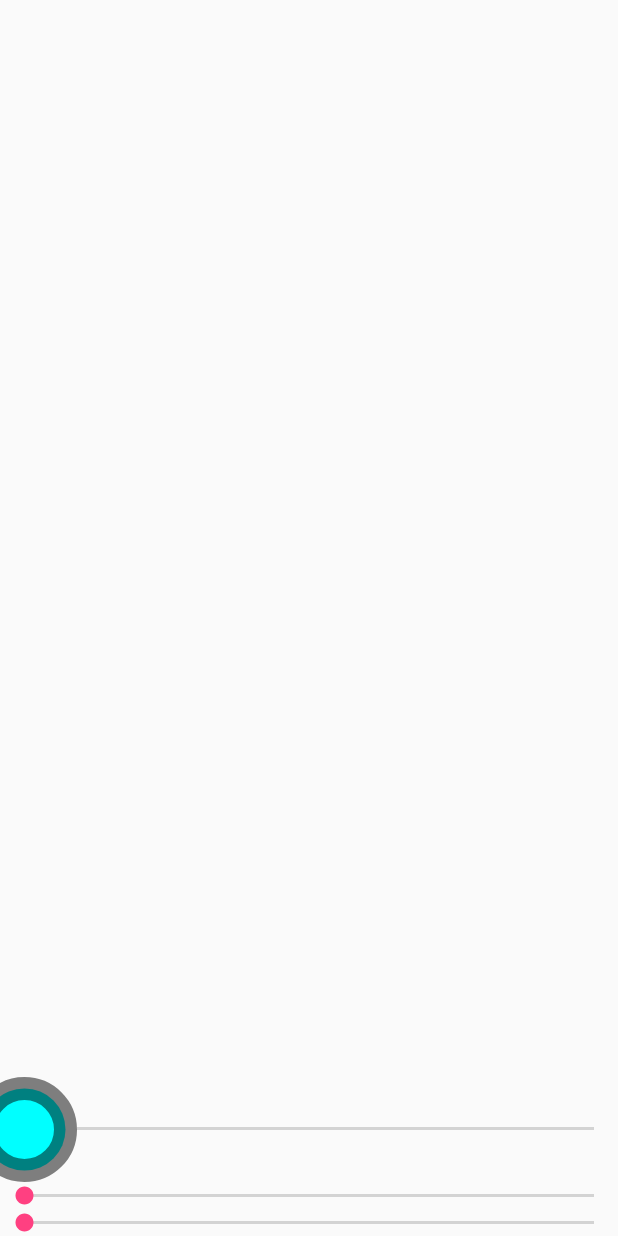
After one commit to pwiklowski/ocf-android-LivingRoom, an Android app: the layout color_picker_dialog.xml on its own in the app's theme, with its tools: preview values and no code run, on a phone screen of 412 x 824 dp. The commit adds this screen. Run offline under Robolectric (Android 15) with nearby library versions, the phone set to English and light mode, and no system bars.

Commit message:
Add app layout, add listeners for controls

```diff
--- a/mobile/build.gradle
+++ b/mobile/build.gradle
@@ -27,5 +27,7 @@ dependencies {
     wearApp project(':wear')
     compile 'com.google.android.gms:play-services:9.6.1'
     compile 'com.android.support:appcompat-v7:24.2.1'
+    compile 'com.larswerkman:HoloColorPicker:1.5'
+
     testCompile 'junit:junit:4.12'
 }
--- a/mobile/src/main/AndroidManifest.xml
+++ b/mobile/src/main/AndroidManifest.xml
@@ -3,12 +3,16 @@
           xmlns:android="http://schemas.android.com/apk/res/android">
 
     <uses-permission android:name="android.permission.WAKE_LOCK"/>
+    <uses-permission android:name="android.permission.INTERNET"/>
 
     <application
         android:allowBackup="true"
         android:icon="@mipmap/ic_launcher"
         android:label="@string/app_name"
         android:supportsRtl="true"
+        android:screenOrientation="portrait"
+        android:configChanges="orientation|keyboardHidden"
+        android:name=".OcfApplicationContext"
         android:theme="@style/AppTheme">
         <activity android:name=".MainActivity">
             <intent-filter>
--- /dev/null
+++ b/mobile/src/main/res/drawable/button.xml
@@ -0,0 +1,5 @@
+<shape xmlns:android="http://schemas.android.com/apk/res/android" android:shape="oval" >
+    <size android:width="60dp" android:height="60dp"/>
+    <stroke android:width="5px" android:color="#31FF0D" />
+    <solid android:color="#FFFFFF"/>
+</shape>
--- /dev/null
+++ b/mobile/src/main/res/drawable/thumb.xml
@@ -0,0 +1,6 @@
+<shape xmlns:android="http://schemas.android.com/apk/res/android" android:shape="oval">
+    <solid android:color="#00FFFF"/>
+
+    <stroke android:width="15dp" android:color="#7f000000" />
+    <size android:width="70dp" android:height="70dp"/>
+</shape>
--- /dev/null
+++ b/mobile/src/main/res/layout/color_picker_dialog.xml
@@ -0,0 +1,40 @@
+<RelativeLayout xmlns:android="http://schemas.android.com/apk/res/android"
+    android:layout_width="match_parent"
+    android:layout_height="match_parent"
+    android:columnCount="1"
+    android:orientation="vertical" >
+
+    <GridLayout
+        android:id="@+id/colorsGridView"
+        android:layout_width="fill_parent"
+        android:layout_height="230dp"
+        android:layout_above="@+id/ambient_red"
+        android:layout_alignParentTop="true"
+        android:padding="20dp" >
+
+    </GridLayout>
+
+    <SeekBar
+        android:id="@+id/ambient_blue"
+        android:layout_width="match_parent"
+        android:layout_height="wrap_content"
+        android:layout_alignParentBottom="true"
+        android:layout_alignParentLeft="true" />
+
+    <SeekBar
+        android:id="@+id/ambient_green"
+        android:layout_width="match_parent"
+        android:layout_height="wrap_content"
+        android:layout_above="@+id/ambient_blue"
+        android:layout_alignParentLeft="true" />
+
+    <SeekBar
+        android:id="@+id/ambient_red"
+        android:layout_width="match_parent"
+        android:layout_height="wrap_content"
+        android:layout_above="@+id/ambient_green"
+        android:layout_alignParentLeft="true"
+        android:scrollbarStyle="outsideOverlay"
+        android:thumb="@drawable/thumb" />
+
+</RelativeLayout>
```
Also changed, not shown: mobile/src/main/java/com/wiklosoft/ocf/livingroom/LivingRoomFragment.java (added, +156 -0 lines), mobile/src/main/java/com/wiklosoft/ocf/livingroom/MainActivity.java (+7 -0 lines), mobile/src/main/java/com/wiklosoft/ocf/livingroom/OcfApplicationContext.java (added, +17 -0 lines), mobile/src/main/res/drawable/background_fill.xml (added, +17 -0 lines), mobile/src/main/res/drawable/bar.xml (added, +9 -0 lines), mobile/src/main/res/drawable/progress_fill.xml (added, +12 -0 lines), mobile/src/main/res/layout/activity_main.xml (+6 -18 lines), mobile/src/main/res/layout/living_room_fragment.xml (added, +176 -0 lines), mobile/src/main/res/drawable/bg.png (added), mobile/src/main/res/drawable/power.jpg (added), mobile/src/main/res/drawable/power_off.jpg (added).
